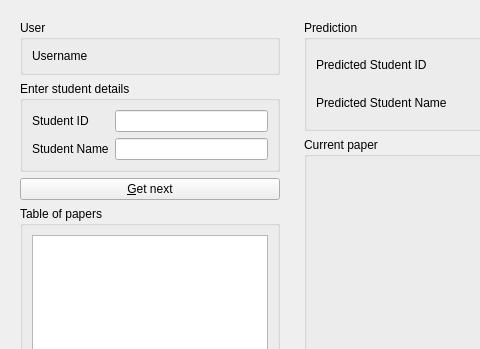
The window that qtCreatorFiles/ui_identify.ui (plomgrading/plom) describes before a commit, drawn with Qt 5; both pictures show x 0 to 480 and y 0 to 349 of the 1000 by 600 pixel window.
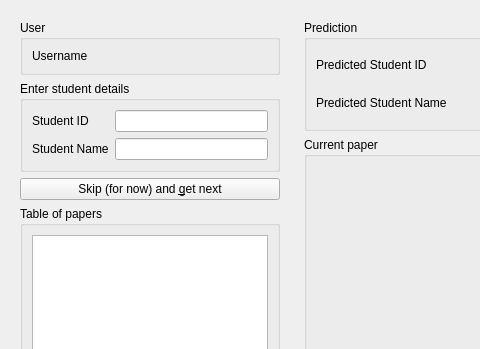
The same window after the commit.

Commit message: Changed skip button text via qt-creator.

The edit to the form file:
```diff
--- a/qtCreatorFiles/ui_identify.ui
+++ b/qtCreatorFiles/ui_identify.ui
@@ -180,7 +180,7 @@
       <item row="3" column="0">
        <widget class="QPushButton" name="nextButton">
         <property name="text">
-         <string>&amp;Get next</string>
+         <string>Skip (for now) and &amp;get next</string>
         </property>
        </widget>
       </item>
```
The commit also changes 2 other files.
